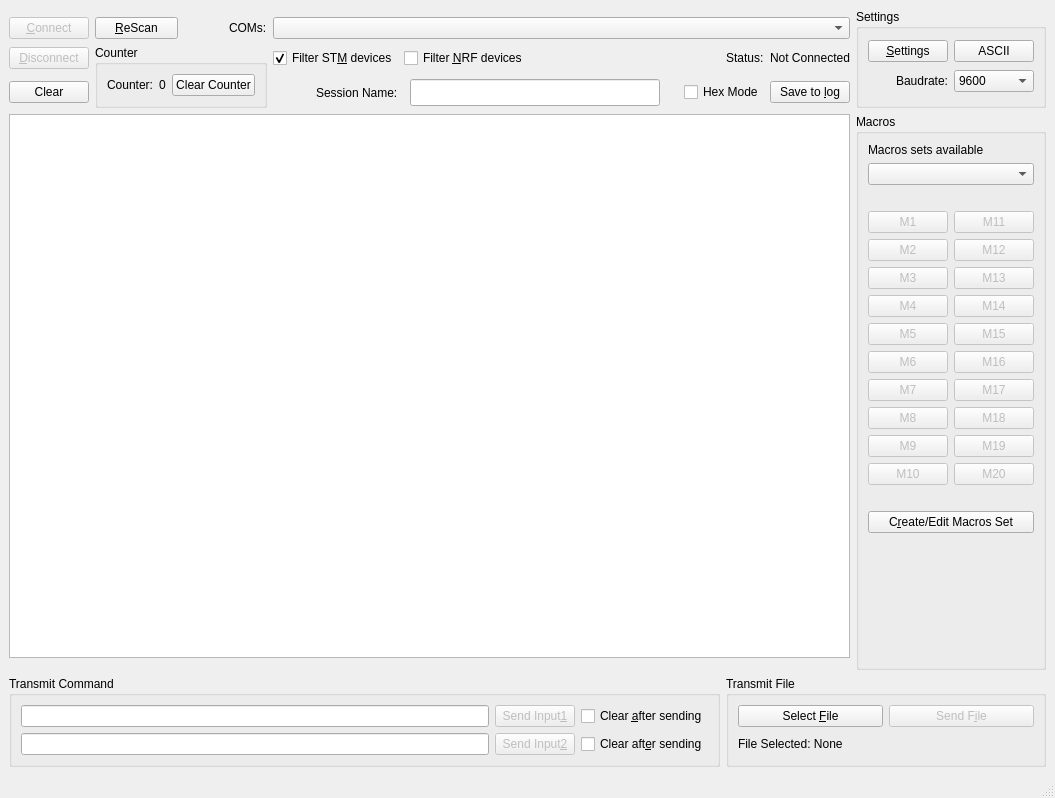
The window that Terminal.ui (notiel/OstrannaTerminal) describes before a commit, drawn with Qt 5.
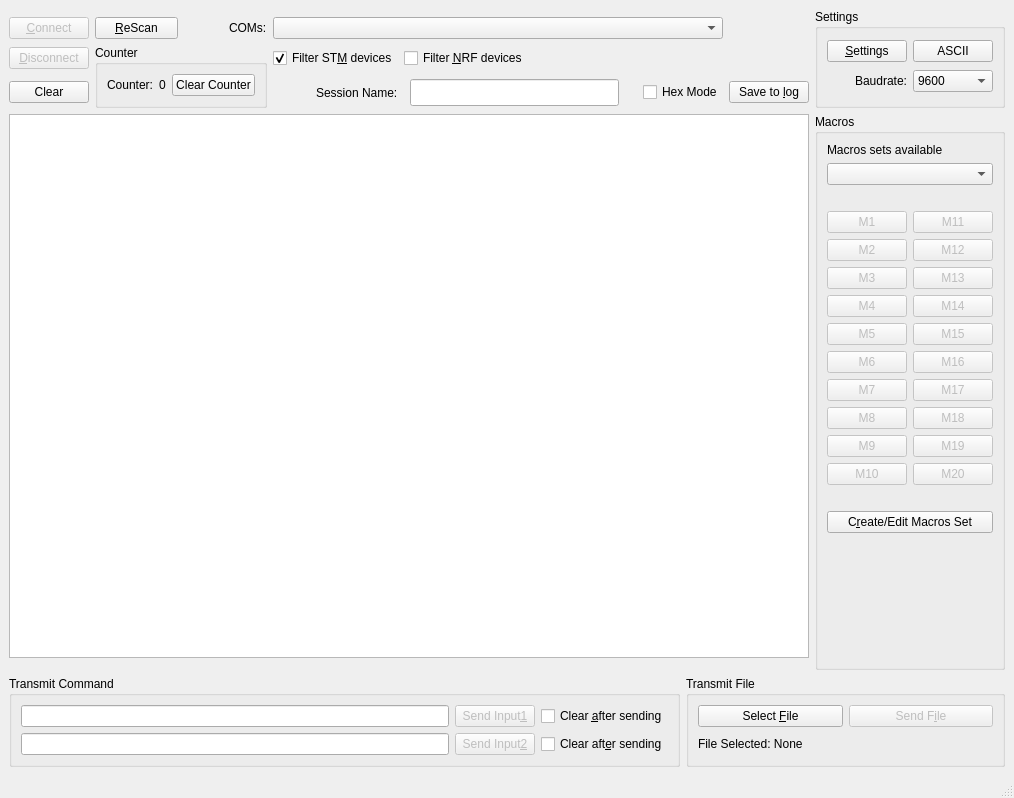
The same window after the commit. Icons and pictures are not drawn.

Commit message: icons for status

The edit to the form file:
```diff
--- a/Terminal.ui
+++ b/Terminal.ui
@@ -6,7 +6,7 @@
    <rect>
     <x>0</x>
     <y>0</y>
-    <width>1055</width>
+    <width>1014</width>
     <height>798</height>
    </rect>
   </property>
@@ -504,16 +504,6 @@
       </property>
      </widget>
     </item>
-    <item row="4" column="3" colspan="9">
-     <widget class="QComboBox" name="CBPorts">
-      <property name="minimumSize">
-       <size>
-        <width>300</width>
-        <height>0</height>
-       </size>
-      </property>
-     </widget>
-    </item>
     <item row="5" column="1" rowspan="2" colspan="2">
      <widget class="QGroupBox" name="GBCounter">
       <property name="title">
@@ -564,20 +554,6 @@
       </property>
      </widget>
     </item>
-    <item row="5" column="11">
-     <widget class="QLabel" name="LblStatusInfo">
-      <property name="text">
-       <string>Not Connected</string>
-      </property>
-     </widget>
-    </item>
-    <item row="5" column="10">
-     <widget class="QLabel" name="LblStatus">
-      <property name="text">
-       <string>Status:</string>
-      </property>
-     </widget>
-    </item>
     <item row="6" column="5">
      <widget class="QLineEdit" name="LineName">
       <property name="font">
@@ -594,6 +570,26 @@
       </property>
      </widget>
     </item>
+    <item row="4" column="3" colspan="8">
+     <widget class="QComboBox" name="CBPorts">
+      <property name="minimumSize">
+       <size>
+        <width>300</width>
+        <height>0</height>
+       </size>
+      </property>
+     </widget>
+    </item>
+    <item row="4" column="11">
+     <widget class="QLabel" name="LblStatus">
+      <property name="text">
+       <string/>
+      </property>
+      <property name="pixmap">
+       <pixmap resource="logo.qrc">:/status-disconn/icon/status discon2.gif</pixmap>
+      </property>
+     </widget>
+    </item>
    </layout>
   </widget>
   <widget class="QStatusBar" name="statusbar"/>
```
The commit also changes 2 other files.
